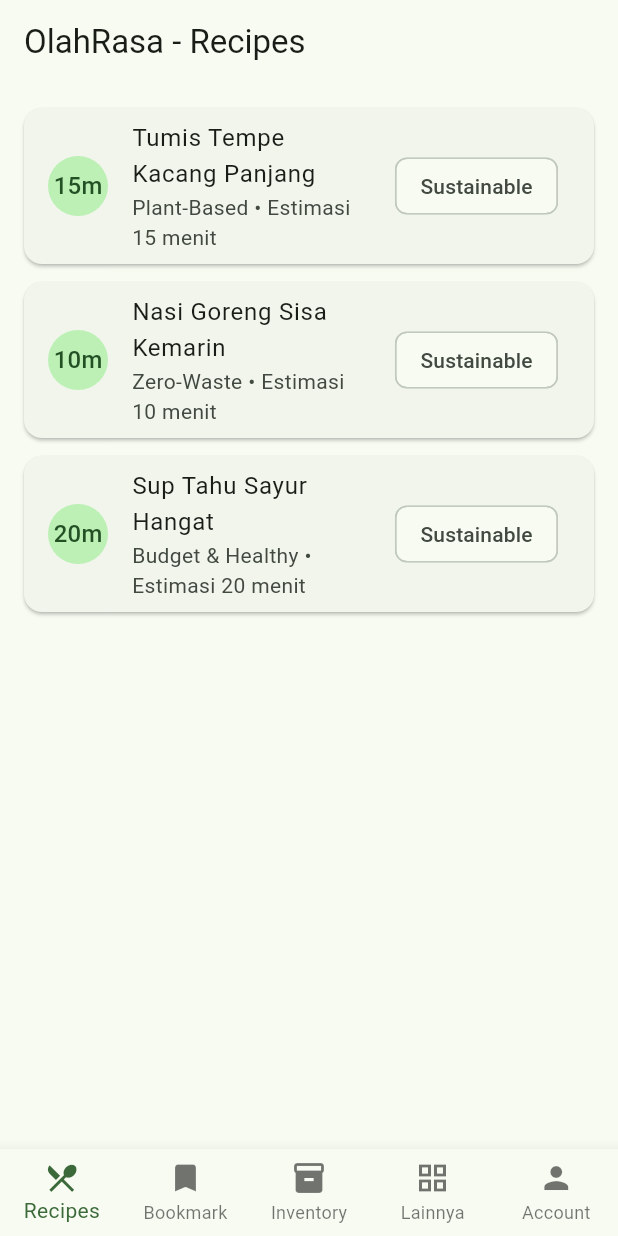
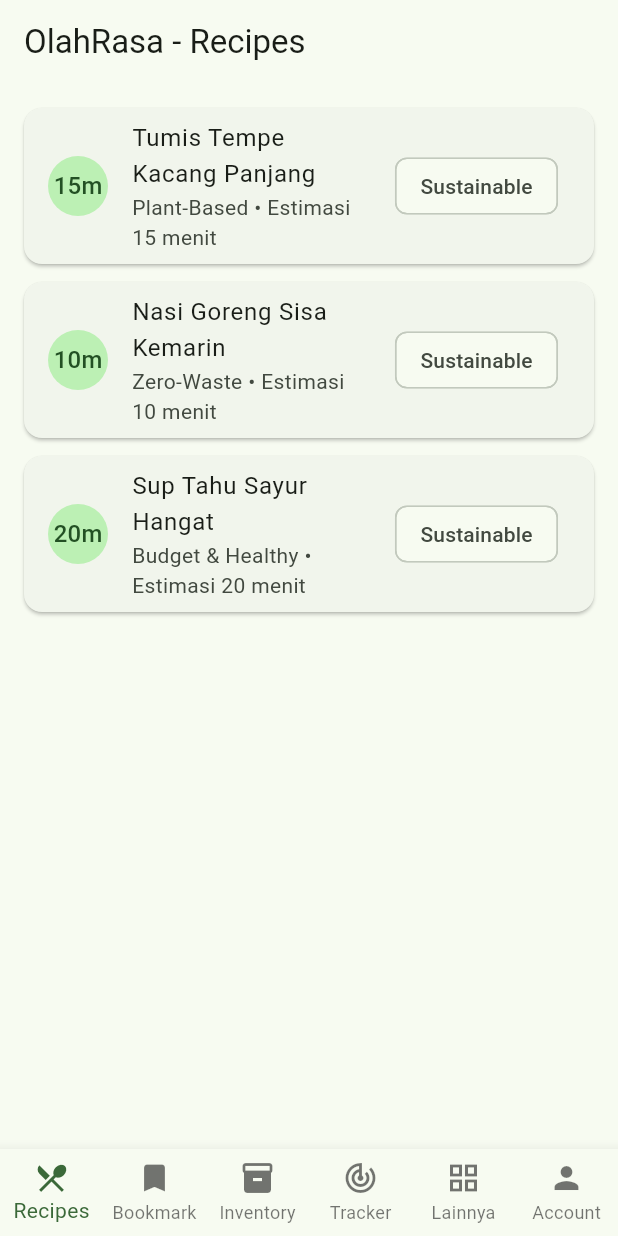
Before and after one commit to Tugas-Kelompok-PBP-D-10/OlahRasa_mobile, a Flutter app: the screen it shows after launch, on a phone screen of 412 x 824 dp. Run offline on Flutter 3.47's test engine with Material 3 defaults, Android fonts, the phone set to English and light mode, and no system bars.

Commit message:
fix: combine tracker and authentication navigation

```diff
--- a/lib/pages/home_shell_page.dart
+++ b/lib/pages/home_shell_page.dart
@@ -3,6 +3,7 @@ import 'package:flutter/material.dart';
 import 'bookmark_page.dart';
 import 'recipe_page.dart';
 import 'inventory_page.dart';
+import 'tracker_page.dart';
 import 'authentication_page.dart';
 
 class HomeShellPage extends StatefulWidget {
@@ -19,7 +20,10 @@ class _HomeShellPageState extends State<HomeShellPage> {
     RecipePage(),
     BookmarkPage(),
     InventoryPage(),
-    Center(child: Text('Halaman Modul Lain (Dummy / Placeholder)')),
+    TrackerPage(),
+    Center(
+      child: Text('Halaman Modul Lain (Dummy / Placeholder)'),
+    ),
     const AuthenticationPage(),
   ];
 
@@ -27,6 +31,7 @@ class _HomeShellPageState extends State<HomeShellPage> {
     'OlahRasa - Recipes',
     'OlahRasa - Bookmark',
     'OlahRasa - Inventory',
+    'OlahRasa - Tracker',
     'OlahRasa - Modul Lain',
     'OlahRasa - Authentication',
   ];
@@ -60,6 +65,10 @@ class _HomeShellPageState extends State<HomeShellPage> {
             label: 'Inventory',
           ),
           BottomNavigationBarItem(
+            icon: Icon(Icons.track_changes),
+            label: 'Tracker',
+          ),
+          BottomNavigationBarItem(
             icon: Icon(Icons.grid_view),
             label: 'Lainnya',
           ),
```
